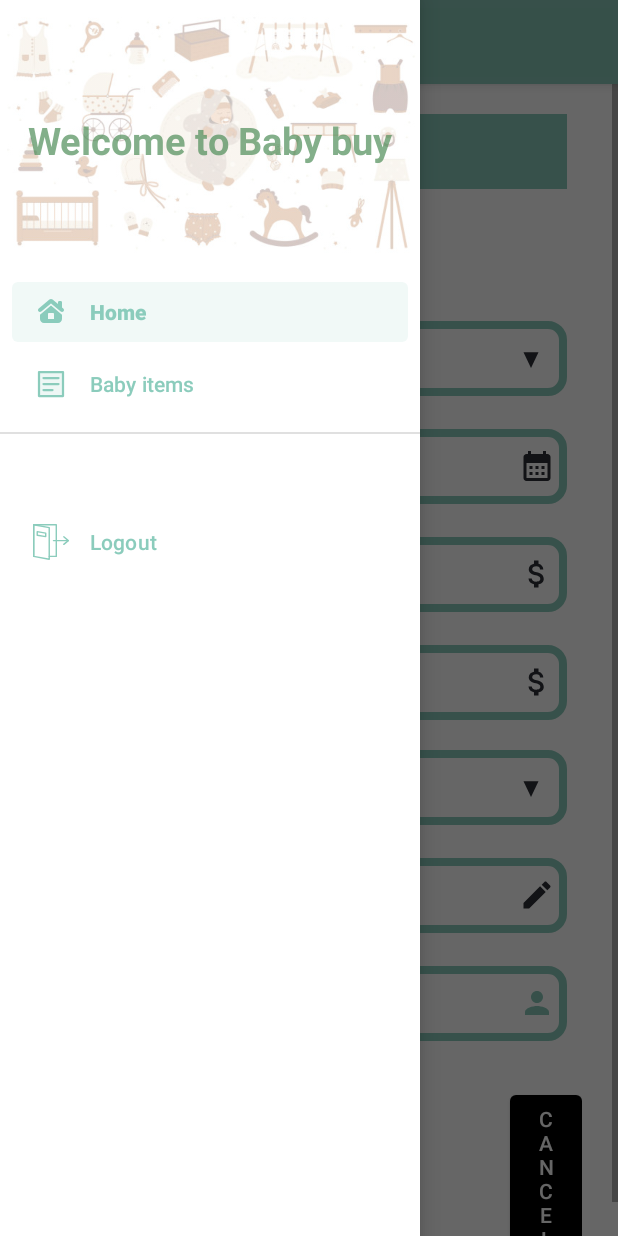
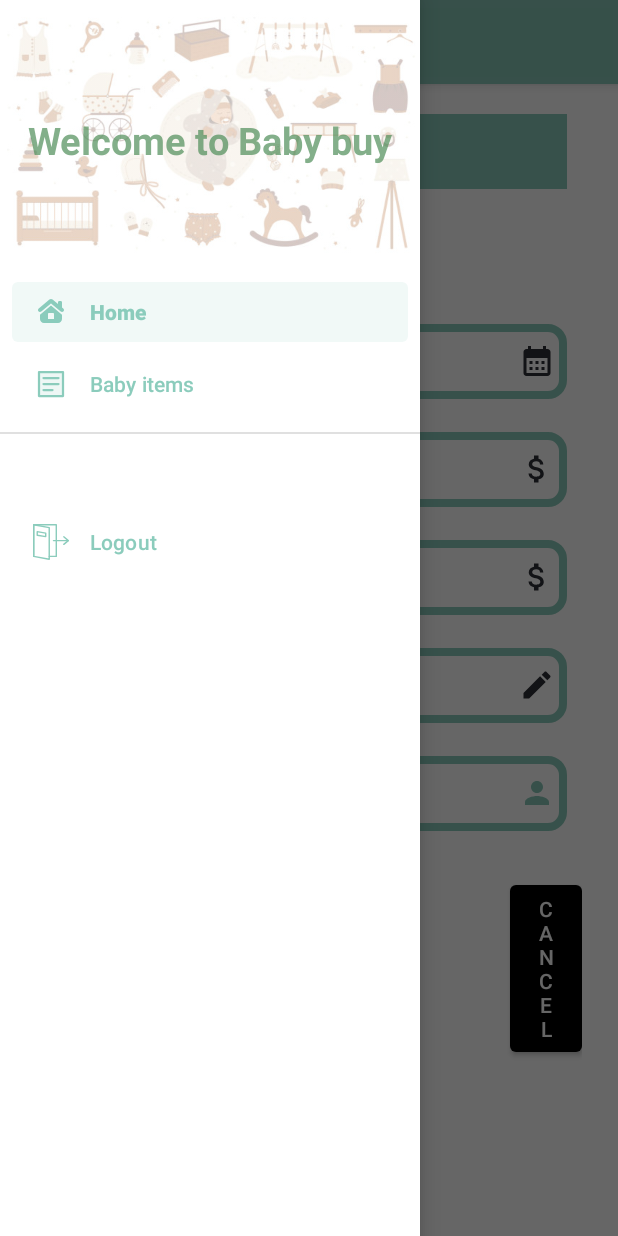
Before and after one commit to mhkhizil/BabyProductListingAppUsingJava, an Android app: the fragment Product_Form_Fragment placed in its activity, with the side drawer open, on a phone screen of 412 x 824 dp. Run offline under Robolectric (Android 15) with nearby library versions, the phone set to English and light mode, and no system bars; 2 statements that could not run were skipped.

Commit message:
removing two more field

```diff
--- a/app/src/main/java/UI/Product_Form_Fragment.java
+++ b/app/src/main/java/UI/Product_Form_Fragment.java
@@ -25,8 +25,6 @@ import DB_Context.ProductListModel;
 
 
 public class Product_Form_Fragment extends Fragment {
-    Spinner property_type_spinner;
-    Spinner furniture_type_spinner;
     EditText date_time_picker;
     EditText ref_no;
     EditText product_name;
@@ -56,15 +54,6 @@ public class Product_Form_Fragment extends Fragment {
         }
 
         View form_view=inflater.inflate(R.layout.product_form_fragment, container, false);
-        String[] furniture_type_items = {"Select furniture type", "Furnished","Unfurnished","Part Furnished"};
-        String[] property_type_items = {"Select property type", "Flat","House","Bungalow"};
-        ArrayAdapter<String> property_type_adapter=new ArrayAdapter<>(Product_Form_Fragment.this.getActivity(), android.R.layout.simple_spinner_dropdown_item,property_type_items);
-        ArrayAdapter<String> furniture_type_adapter=new ArrayAdapter<>(Product_Form_Fragment.this.getActivity(), android.R.layout.simple_spinner_dropdown_item,furniture_type_items);
-        property_type_spinner=form_view.findViewById(R.id.property_type);
-        furniture_type_spinner=form_view.findViewById(R.id.furniture_type);
-        property_type_spinner.setAdapter(property_type_adapter);
-        furniture_type_spinner.setAdapter(furniture_type_adapter);
-
 
         dbContext=new DBContext(Product_Form_Fragment.this.getActivity());
         ref_no_layout=form_view.findViewById(R.id.reference_no_layout);
@@ -92,13 +81,9 @@ public class Product_Form_Fragment extends Fragment {
             ref_no.setEnabled(false);
             property_list=dbContext.readProductByRefNumber(reference_no);
             ProductListModel p=property_list.get(0);
-            String prop_type=p.getType().toString();
-            String fur_type=p.getFurniture();
-            property_type_spinner.setSelection(property_type_adapter.getPosition(prop_type));
             date_time_picker.setText(property_list.get(0).getDate());
             product_name.setText(property_list.get(0).getProductName());
             price.setText(property_list.get(0).getPrice());
-            furniture_type_spinner.setSelection(furniture_type_adapter.getPosition(fur_type));
             remark.setText(property_list.get(0).getRemark());
             cbPurchased.setChecked(property_list.get(0).isPurchased());
             reporter.setText(property_list.get(0).getUserName());
@@ -153,36 +138,32 @@ public class Product_Form_Fragment extends Fragment {
             public void onClick(View view) {
             if(current_mode=="add_mode"){
                 //should add trim later
-                String prop_type=property_type_spinner.getSelectedItem().toString();
                 String add_date=date_time_picker.getText().toString();
                 String pn=product_name.getText().toString();
                 String pr=price.getText().toString();
-                String fur_type=furniture_type_spinner.getSelectedItem().toString();
                 String rem=remark.getText().toString();
                 String rp_name=reporter.getText().toString();
                 boolean pc=cbPurchased.isChecked();
 
-                if(prop_type.isEmpty() || add_date.isEmpty()|| pn.isEmpty() || pr.isEmpty() || fur_type.isEmpty() || rem.isEmpty())
+                if( add_date.isEmpty()|| pn.isEmpty() || pr.isEmpty() || rem.isEmpty())
                 {
                     Toast.makeText(Product_Form_Fragment.this.getActivity(), "Enter all data", Toast.LENGTH_SHORT).show();
                 }
                 else {
-                        dbContext.addProductList(prop_type,add_date,pn,pr,fur_type,rem,rp_name,pc);
+                        dbContext.addProductList(add_date,pn,pr,rem,rp_name,pc);
                       //  Toast.makeText(Property_Form_Fragment.this.getActivity(), "New property added successfully", Toast.LENGTH_SHORT).show();
                     FragmentManager fragmentManager= getActivity().getSupportFragmentManager();
                     fragmentManager.popBackStack();
                 }
             }
             if(current_mode=="detail_mode"){
-                String prop_type=property_type_spinner.getSelectedItem().toString();
                 String add_date=date_time_picker.getText().toString();
                 String pn=product_name.getText().toString();
                 String pr=price.getText().toString();
-                String fur_type=furniture_type_spinner.getSelectedItem().toString();
                 String rem=remark.getText().toString();
                 String rp_name=reporter.getText().toString();
                 boolean pc=cbPurchased.isChecked();
-                dbContext.updateProductList(reference_no,Integer.parseInt(reference_no) ,prop_type,add_date,pn,pr,fur_type,rem,rp_name,pc);
+                dbContext.updateProductList(reference_no,Integer.parseInt(reference_no) ,add_date,pn,pr,rem,rp_name,pc);
                 FragmentManager fragmentManager= getActivity().getSupportFragmentManager();
                 fragmentManager.popBackStack();
             }
--- a/app/src/main/res/layout/product_form_fragment.xml
+++ b/app/src/main/res/layout/product_form_fragment.xml
@@ -69,19 +69,6 @@
 
         </LinearLayout>
 
-        <LinearLayout
-            android:layout_width="match_parent"
-            android:layout_height="match_parent"
-            android:orientation="horizontal"
-            android:layout_gravity="center_horizontal"
-            android:padding="10dp">
-            <Spinner
-                android:id="@+id/property_type"
-                android:layout_width="match_parent"
-                android:layout_height="wrap_content"
-                android:background="@drawable/custom_spinner_bg"
-                android:spinnerMode="dropdown" />
-        </LinearLayout>
 
         <LinearLayout
             android:layout_width="match_parent"
@@ -164,28 +151,6 @@
                 />
         </LinearLayout>
 
-        <LinearLayout
-            android:layout_width="match_parent"
-            android:layout_height="match_parent"
-            android:orientation="horizontal"
-            android:layout_gravity="center_horizontal"
-            android:padding="10dp">
-
-<!--            <TextView-->
-<!--                android:id="@+id/furniture_text"-->
-<!--                android:layout_width="66dp"-->
-<!--                android:layout_height="wrap_content"-->
-<!--                android:text="Type"-->
-<!--                android:textSize="20sp"-->
-<!--                android:textStyle="bold" />-->
-
-            <Spinner
-                android:id="@+id/furniture_type"
-                android:layout_width="match_parent"
-                android:layout_height="wrap_content"
-                android:background="@drawable/custom_spinner_bg"
-                android:spinnerMode="dropdown" />
-        </LinearLayout>
 
         <LinearLayout
             android:layout_width="match_parent"
```
Also changed, not shown: app/src/main/java/DB_Context/DBContext.java (+18 -27 lines), app/src/main/java/DB_Context/ProductListModel.java (+4 -18 lines).
